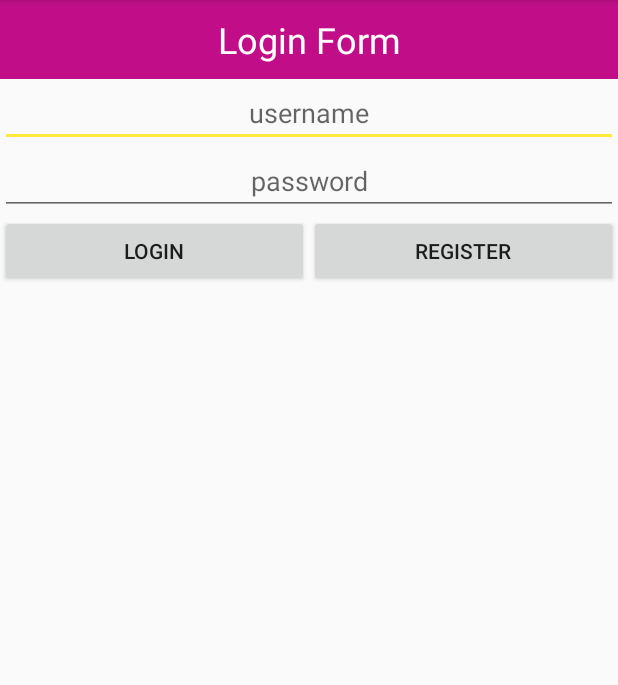
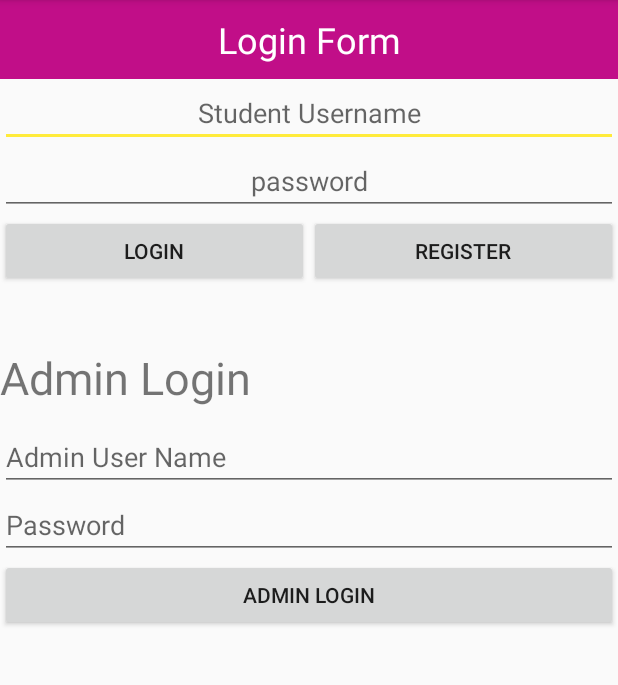
Before and after one commit to tanvirgeek/Quiz-App-Android, an Android app: the screen it shows after launch (login), on a phone screen of 412 x 824 dp, the part 84-769 px from its top. Run offline under Robolectric (Android 15) with nearby library versions, the phone set to English and light mode, and no system bars.

```diff
--- a/app/src/main/AndroidManifest.xml
+++ b/app/src/main/AndroidManifest.xml
@@ -9,8 +9,9 @@
         android:roundIcon="@mipmap/ic_launcher_round"
         android:supportsRtl="true"
         android:theme="@style/AppTheme">
-        <activity android:name=".Register"></activity>
-        <activity android:name=".MainActivity"> </activity>
+        <activity android:name=".AdminActivity"></activity>
+        <activity android:name=".Register" />
+        <activity android:name=".MainActivity"></activity>
         <activity android:name=".QuizActivity" />
         <activity android:name=".login">
             <intent-filter>
--- a/app/src/main/java/com/tanvirgeek/quizeexamapp/QuizDbHelper.java
+++ b/app/src/main/java/com/tanvirgeek/quizeexamapp/QuizDbHelper.java
@@ -59,7 +59,7 @@ public class QuizDbHelper extends SQLiteOpenHelper {
     }
 
     public boolean isLoginValid(String username, String password){
-        String sql = "Select count(*) from user where username = '" + username + "' password ='"+ password + "'" ;
+        String sql = "Select count(*) from user where username = '" + username + "' and password ='"+ password + "'" ;
         SQLiteStatement statement = getReadableDatabase().compileStatement(sql);
         long l = statement.simpleQueryForLong();
         if(l==1){
--- a/app/src/main/java/com/tanvirgeek/quizeexamapp/login.java
+++ b/app/src/main/java/com/tanvirgeek/quizeexamapp/login.java
@@ -32,7 +32,7 @@ public class login extends AppCompatActivity {
                 if(db.isLoginValid(usernameValue,passwordValue)){
                     Intent i = new Intent(login.this, MainActivity.class);
                     startActivity(i);
-                    Toast.makeText(login.this,"Login Successfull", Toast.LENGTH_SHORT).show();
+                    Toast.makeText(login.this,"Login Successful", Toast.LENGTH_SHORT).show();
                 }else{
                     Toast.makeText(login.this,"Invalid User or Password", Toast.LENGTH_SHORT).show();
                 }
--- a/app/src/main/res/layout/activity_login.xml
+++ b/app/src/main/res/layout/activity_login.xml
@@ -22,7 +22,7 @@
         android:layout_width="match_parent"
         android:layout_height="wrap_content"
         android:gravity="center"
-        android:hint="username"
+        android:hint="Student Username"
         android:maxLines="1" />
 
     <EditText
@@ -53,5 +53,36 @@
 
     </LinearLayout>
 
+    <LinearLayout
+        android:layout_width="match_parent"
+        android:layout_height="wrap_content"
+        android:orientation="vertical"
+        android:layout_marginTop="40dp">
+        <TextView
+            android:layout_width="match_parent"
+            android:layout_height="match_parent"
+            android:text="Admin Login"
+            android:textSize="30sp"
+            android:layout_marginBottom="10dp"/>
+        <EditText
+            android:id="@+id/editTextAdminUsername"
+            android:layout_width="match_parent"
+            android:layout_height="wrap_content"
+            android:hint="Admin User Name" />
+
+        <EditText
+            android:id="@+id/EditTextAdminPassword"
+            android:layout_width="match_parent"
+            android:layout_height="wrap_content"
+            android:inputType="numberPassword"
+            android:hint="Password" />
+        <Button
+            android:id="@+id/btnAdminLogin"
+            android:layout_width="match_parent"
+            android:layout_height="wrap_content"
+            android:text="Admin Login" />
+
+    </LinearLayout>
+
 
 </LinearLayout>
```
Also changed, not shown: app/src/main/java/com/tanvirgeek/quizeexamapp/AdminActivity.java (added, +14 -0 lines), app/src/main/res/layout/activity_admin.xml (added, +11 -0 lines).
